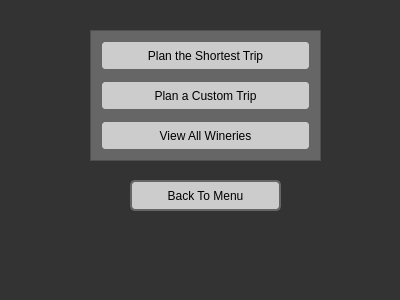
Old version of the form plandaytrip.ui in the repository tyler949/CS1D-FirstPorject.
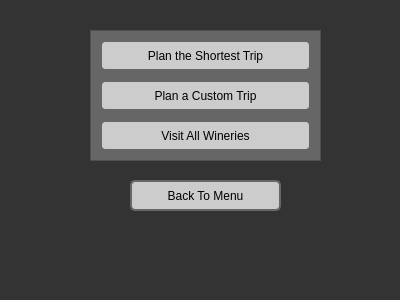
New version of the form.

Diff of the .ui file:
```diff
--- a/plandaytrip.ui
+++ b/plandaytrip.ui
@@ -114,7 +114,7 @@
     </rect>
    </property>
    <property name="text">
-    <string>View All Wineries</string>
+    <string>Visit All Wineries</string>
    </property>
   </widget>
   <zorder>columnView</zorder>
```
